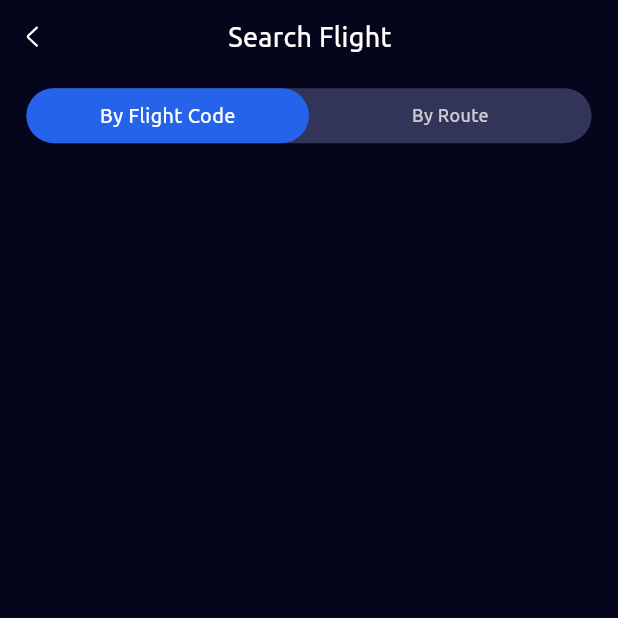
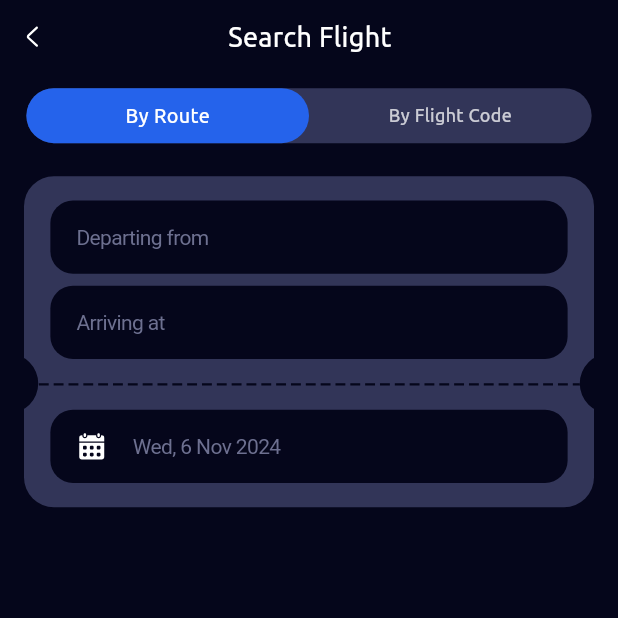
Before and after one commit to s0urav-hald3r/live_flight_tracker, a Flutter app: the SearchFlightsView screen opened directly, on a phone screen of 412 x 824 dp, the top half of it. Run offline on Flutter 3.47's test engine with Material 3 defaults, Android fonts, the phone set to English and light mode, and no system bars; drawn by our look-alikes of animated_toggle_switch, dotted_line; our stand-ins replace dio, flutter_advanced_switch, flutter_native_splash, flutter_svg, get, get_storage and 2 more; missing offline and left inert: fadingpageview, purchases_flutter; accounts and stored records are empty.

Commit message:
route form added

```diff
--- /dev/null
+++ b/lib/components/route_form.dart
@@ -0,0 +1,138 @@
+import 'package:dotted_line/dotted_line.dart';
+import 'package:flutter/cupertino.dart';
+import 'package:flutter/material.dart';
+import 'package:flutter_svg/flutter_svg.dart';
+import 'package:live_flight_tracker/config/colors.dart';
+import 'package:live_flight_tracker/config/icons.dart';
+import 'package:live_flight_tracker/utils/extension.dart';
+
+class RouteForm extends StatelessWidget {
+  const RouteForm({super.key});
+
+  @override
+  Widget build(BuildContext context) {
+    return ClipPath(
+      clipper: TicketClipper(),
+      child: Container(
+        width: MediaQuery.of(context).size.width,
+        height: 217.5.h,
+        margin: const EdgeInsets.all(16),
+        decoration: BoxDecoration(
+          color: const Color(0xFF323558),
+          borderRadius: BorderRadius.circular(20.0),
+        ),
+        child: Column(children: [
+          Container(
+            height: 48.h,
+            margin: EdgeInsets.fromLTRB(16.w, 16.h, 16.w, 0),
+            child: CupertinoTextField(
+              decoration: BoxDecoration(
+                color: bgColor,
+                borderRadius: BorderRadius.circular(15),
+              ),
+              padding: EdgeInsets.only(left: 16.w),
+              style: const TextStyle(
+                fontSize: 14,
+                fontWeight: FontWeight.w500,
+                color: whiteColor,
+              ),
+              placeholder: 'Departing from',
+              placeholderStyle: const TextStyle(
+                fontSize: 14,
+                fontWeight: FontWeight.w400,
+                color: textColor,
+              ),
+            ),
+          ),
+          Container(
+            height: 48.h,
+            margin: EdgeInsets.fromLTRB(16.w, 8.h, 16.w, 16.h),
+            child: CupertinoTextField(
+              decoration: BoxDecoration(
+                color: bgColor,
+                borderRadius: BorderRadius.circular(15),
+              ),
+              padding: EdgeInsets.only(left: 16.w),
+              style: const TextStyle(
+                fontSize: 14,
+                fontWeight: FontWeight.w500,
+                color: whiteColor,
+              ),
+              placeholder: 'Arriving at',
+              placeholderStyle: const TextStyle(
+                fontSize: 14,
+                fontWeight: FontWeight.w400,
+                color: textColor,
+              ),
+            ),
+          ),
+          DottedLine(
+            direction: Axis.horizontal,
+            lineLength: double.infinity,
+            lineThickness: 1.5.h,
+            dashLength: 6.w,
+            dashColor: bgColor,
+            dashGapLength: 3.w,
+            dashGapColor: Colors.transparent,
+          ),
+          Container(
+            height: 48.h,
+            margin: EdgeInsets.fromLTRB(16.w, 16.h, 16.w, 16.h),
+            child: CupertinoTextField(
+              decoration: BoxDecoration(
+                color: bgColor,
+                borderRadius: BorderRadius.circular(15),
+              ),
+              padding: EdgeInsets.zero,
+              style: const TextStyle(
+                fontSize: 14,
+                fontWeight: FontWeight.w500,
+                color: whiteColor,
+              ),
+              placeholder: 'Wed, 6 Nov 2024',
+              placeholderStyle: const TextStyle(
+                fontSize: 14,
+                fontWeight: FontWeight.w400,
+                color: textColor,
+              ),
+              prefix: Padding(
+                padding: EdgeInsets.symmetric(horizontal: 16.w),
+                child: SvgPicture.asset(calendar),
+              ),
+              prefixMode: OverlayVisibilityMode.always,
+            ),
+          ),
+        ]),
+      ),
+    );
+  }
+}
+
+class TicketClipper extends CustomClipper<Path> {
+  @override
+  Path getClip(Size size) {
+    Path path = Path();
+
+    path.lineTo(0.0, size.height);
+    path.lineTo(size.width, size.height);
+    path.lineTo(size.width, 0.0);
+
+    path.addOval(
+      Rect.fromCircle(
+        center: Offset(5.w, size.height * .61),
+        radius: 20,
+      ),
+    );
+    path.addOval(
+      Rect.fromCircle(
+        center: Offset(size.width - 5.w, size.height * .61),
+        radius: 20,
+      ),
+    );
+
+    return path;
+  }
+
+  @override
+  bool shouldReclip(CustomClipper<Path> oldClipper) => false;
+}
--- a/lib/components/search_toggle.dart
+++ b/lib/components/search_toggle.dart
@@ -14,7 +14,6 @@ class SearchToggle extends StatelessWidget {
 
     return Obx(() {
       return AnimatedToggleSwitch<int>.size(
-        textDirection: TextDirection.rtl,
         current: controller.searchToggleIndex,
         values: const [0, 1],
         iconOpacity: .75,
@@ -25,7 +24,7 @@ class SearchToggle extends StatelessWidget {
         iconBuilder: (index) {
           return [
             const Text(
-              'By Flight Code',
+              'By Route',
               style: TextStyle(
                 fontWeight: FontWeight.w500,
                 fontSize: 12,
@@ -33,7 +32,7 @@ class SearchToggle extends StatelessWidget {
               ),
             ),
             const Text(
-              'By Route',
+              'By Flight Code',
               style: TextStyle(
                 fontWeight: FontWeight.w500,
                 fontSize: 12,
--- a/lib/config/icons.dart
+++ b/lib/config/icons.dart
@@ -22,3 +22,4 @@ const String leftArrow = 'assets/icons/left_arrow.svg';
 const String mapTick = 'assets/icons/map_tick.svg';
 
 const String myFlightsPlane = 'assets/icons/my_flights_plane.svg';
+const String calendar = 'assets/icons/calendar.svg';
--- a/lib/views/search_flights_view.dart
+++ b/lib/views/search_flights_view.dart
@@ -1,5 +1,6 @@
 import 'package:flutter/material.dart';
 import 'package:flutter_svg/flutter_svg.dart';
+import 'package:live_flight_tracker/components/route_form.dart';
 import 'package:live_flight_tracker/components/search_toggle.dart';
 import 'package:live_flight_tracker/config/colors.dart';
 import 'package:live_flight_tracker/config/icons.dart';
@@ -45,7 +46,9 @@ class SearchFlightsView extends StatelessWidget {
                 ]),
           ),
           SizedBox(height: 8.h),
-          const SearchToggle()
+          const SearchToggle(),
+          SizedBox(height: 4.h),
+          const RouteForm()
         ]),
       ),
     );
--- a/pubspec.yaml
+++ b/pubspec.yaml
@@ -48,6 +48,7 @@ dependencies:
   fadingpageview: ^1.0.0
   flutter_advanced_switch: ^3.1.0
   animated_toggle_switch: ^0.8.3
+  dotted_line: ^3.2.3
 
 dev_dependencies:
   flutter_test:
```
Also changed, not shown: assets/icons/calendar.svg (added), pubspec.lock.
